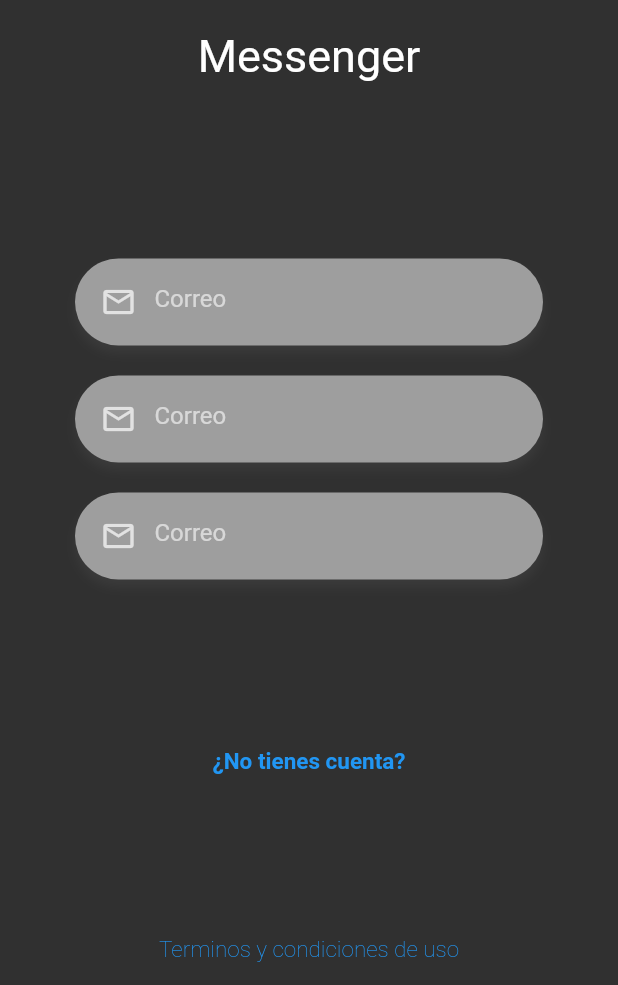
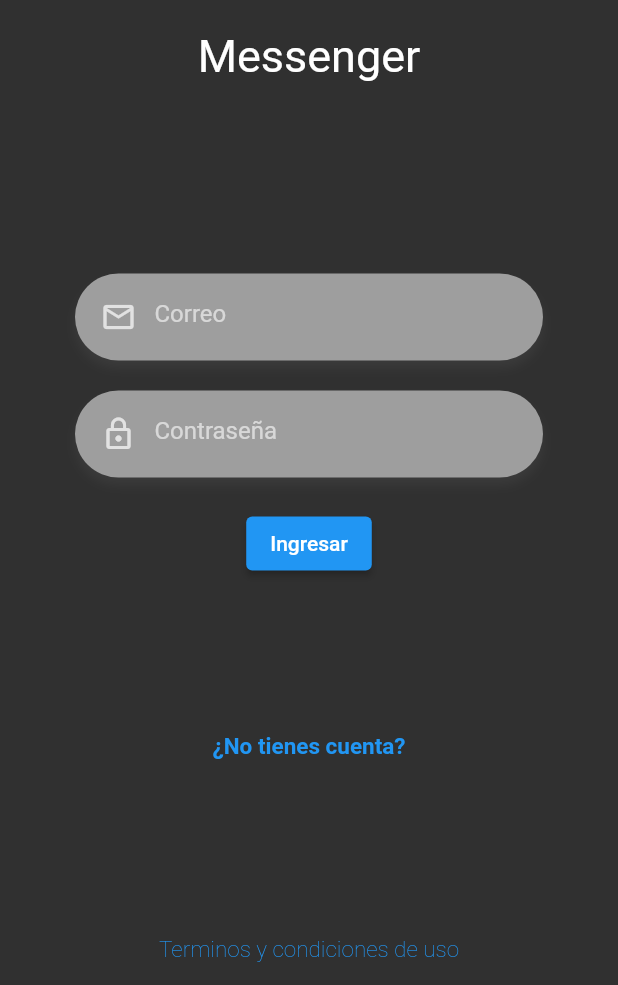
Before and after one commit to CVDE94/RealTime-Chat, a Flutter app: the screen it shows after launch, on a phone screen of 412 x 824 dp, the part 251-1236 px from its top. Run offline on Flutter 3.47's test engine with Material 2 defaults, Android fonts, the phone set to English and light mode, and no system bars; our stand-ins replace google_fonts.

Commit message:
Seccion 6: Clase 53 (Argumentos a CustomInputField)

```diff
--- a/lib/pages/login_page.dart
+++ b/lib/pages/login_page.dart
@@ -13,36 +13,13 @@ class LoginPage extends StatelessWidget {
       child: Column(
         mainAxisAlignment: MainAxisAlignment.spaceBetween,
         children: const [
-          _Logo(),
+          Logo(),
           Form(),
-          _Labels(),
-          _TermCond(),
+          Labels(),
+          TermCond(),
         ],
       ),
     ));
-  }
-}
-
-class _Logo extends StatelessWidget {
-  const _Logo({
-    Key? key,
-  }) : super(key: key);
-
-  @override
-  Widget build(BuildContext context) {
-    return Center(
-      child: Container(
-        margin: const EdgeInsets.only(top: 50),
-        width: 170,
-        child: Column(
-          children: [
-            const Image(image: AssetImage('assets/tag-logo.png')),
-            const SizedBox(height: 20),
-            Text('Messenger', style: GoogleFonts.roboto(fontSize: 30))
-          ],
-        ),
-      ),
-    );
   }
 }
 
@@ -54,69 +31,38 @@ class Form extends StatefulWidget {
 }
 
 class _FormState extends State<Form> {
+  final emailCtrl = TextEditingController();
+  final passCtrl = TextEditingController();
   @override
   Widget build(BuildContext context) {
     return Container(
       margin: const EdgeInsets.only(top: 40),
       padding: const EdgeInsets.symmetric(horizontal: 50),
       child: Column(
-        children: const [
-          DesingTextFormField(),
-          DesingTextFormField(),
-          DesingTextFormField(),
-
-          //TODO: Crear un boton
-          //ElevatedButton(onPressed: () {}, child: Icon(Icons.start_outlined))
+        children: [
+          DesingTextFormField(
+            icon: Icons.mail_outline,
+            placeholder: 'Correo',
+            keyboardType: TextInputType.emailAddress,
+            textController: emailCtrl,
+          ),
+          DesingTextFormField(
+            icon: Icons.lock_outline,
+            placeholder: 'Contraseña',
+            obscureText: true,
+            keyboardType: TextInputType.visiblePassword,
+            textController: passCtrl,
+          ),
+          ElevatedButton(
+              onPressed: () {
+                print(emailCtrl.text);
+              },
+              child: Text(
+                'Ingresar',
+                style: GoogleFonts.roboto(),
+              ))
         ],
       ),
     );
   }
 }
-
-class _Labels extends StatelessWidget {
-  const _Labels({
-    Key? key,
-  }) : super(key: key);
-
-  @override
-  Widget build(BuildContext context) {
-    return Container(
-      child: Column(
-        children: [
-          TextButton(
-            onPressed: () {},
-            child: Text(
-              "¿No tienes cuenta?",
-              style: GoogleFonts.roboto(
-                fontSize: 15,
-                fontWeight: FontWeight.bold,
-              ),
-            ),
-          ),
-        ],
-      ),
-    );
-  }
-}
-
-class _TermCond extends StatelessWidget {
-  const _TermCond({
-    Key? key,
-  }) : super(key: key);
-
-  @override
-  Widget build(BuildContext context) {
-    return Container(
-      child: TextButton(
-        onPressed: () {},
-        child: Text(
-          "Terminos y condiciones de uso",
-          style: GoogleFonts.roboto(
-            fontSize: 15,
-            fontWeight: FontWeight.w100,
-          ),
-        ),
-      ),
-    );
-  }
-}
--- a/lib/widgets/desing_text_form_field.dart
+++ b/lib/widgets/desing_text_form_field.dart
@@ -1,11 +1,24 @@
 import 'package:flutter/material.dart';
 
 class DesingTextFormField extends StatelessWidget {
-  const DesingTextFormField({Key? key}) : super(key: key);
+  final IconData icon;
+  final String placeholder;
+  final TextEditingController textController;
+  final TextInputType keyboardType;
+  final bool obscureText;
+
+  const DesingTextFormField({
+    Key? key,
+    required this.icon,
+    required this.placeholder,
+    required this.textController,
+    this.keyboardType = TextInputType.text,
+    this.obscureText = false,
+  }) : super(key: key);
   @override
   Widget build(BuildContext context) {
     return Container(
-      margin: EdgeInsets.only(bottom: 20),
+      margin: const EdgeInsets.only(bottom: 20),
       padding: const EdgeInsets.only(top: 5, left: 5, bottom: 5, right: 20),
       decoration: BoxDecoration(
           color: Colors.grey,
@@ -18,14 +31,15 @@ class DesingTextFormField extends StatelessWidget {
             ),
           ]),
       child: TextFormField(
+        controller: textController,
         autocorrect: false,
-        keyboardType: TextInputType.emailAddress,
-        obscureText: false,
-        decoration: const InputDecoration(
-          prefixIcon: Icon(Icons.email_outlined),
+        keyboardType: keyboardType,
+        obscureText: obscureText,
+        decoration: InputDecoration(
+          prefixIcon: Icon(icon),
           focusedBorder: InputBorder.none,
           border: InputBorder.none,
-          hintText: 'Correo',
+          hintText: placeholder,
         ),
       ),
     );
--- /dev/null
+++ b/lib/widgets/labels.dart
@@ -0,0 +1,28 @@
+import 'package:flutter/material.dart';
+import 'package:google_fonts/google_fonts.dart';
+
+class Labels extends StatelessWidget {
+  const Labels({
+    Key? key,
+  }) : super(key: key);
+
+  @override
+  Widget build(BuildContext context) {
+    return Container(
+      child: Column(
+        children: [
+          TextButton(
+            onPressed: () {},
+            child: Text(
+              "¿No tienes cuenta?",
+              style: GoogleFonts.roboto(
+                fontSize: 15,
+                fontWeight: FontWeight.bold,
+              ),
+            ),
+          ),
+        ],
+      ),
+    );
+  }
+}
--- /dev/null
+++ b/lib/widgets/logo.dart
@@ -0,0 +1,25 @@
+import 'package:flutter/material.dart';
+import 'package:google_fonts/google_fonts.dart';
+
+class Logo extends StatelessWidget {
+  const Logo({
+    Key? key,
+  }) : super(key: key);
+
+  @override
+  Widget build(BuildContext context) {
+    return Center(
+      child: Container(
+        margin: const EdgeInsets.only(top: 50),
+        width: 170,
+        child: Column(
+          children: [
+            const Image(image: AssetImage('assets/tag-logo.png')),
+            const SizedBox(height: 20),
+            Text('Messenger', style: GoogleFonts.roboto(fontSize: 30))
+          ],
+        ),
+      ),
+    );
+  }
+}
--- /dev/null
+++ b/lib/widgets/terminos_y_condiciones.dart
@@ -0,0 +1,24 @@
+import 'package:flutter/material.dart';
+import 'package:google_fonts/google_fonts.dart';
+
+class TermCond extends StatelessWidget {
+  const TermCond({
+    Key? key,
+  }) : super(key: key);
+
+  @override
+  Widget build(BuildContext context) {
+    return Container(
+      child: TextButton(
+        onPressed: () {},
+        child: Text(
+          "Terminos y condiciones de uso",
+          style: GoogleFonts.roboto(
+            fontSize: 15,
+            fontWeight: FontWeight.w100,
+          ),
+        ),
+      ),
+    );
+  }
+}
--- a/lib/widgets/widgets.dart
+++ b/lib/widgets/widgets.dart
@@ -1 +1,5 @@
+export 'package:real_time_chat/widgets/labels.dart';
+export 'package:real_time_chat/widgets/logo.dart';
+export 'package:real_time_chat/widgets/terminos_y_condiciones.dart';
+
 export 'package:real_time_chat/widgets/desing_text_form_field.dart';
```
